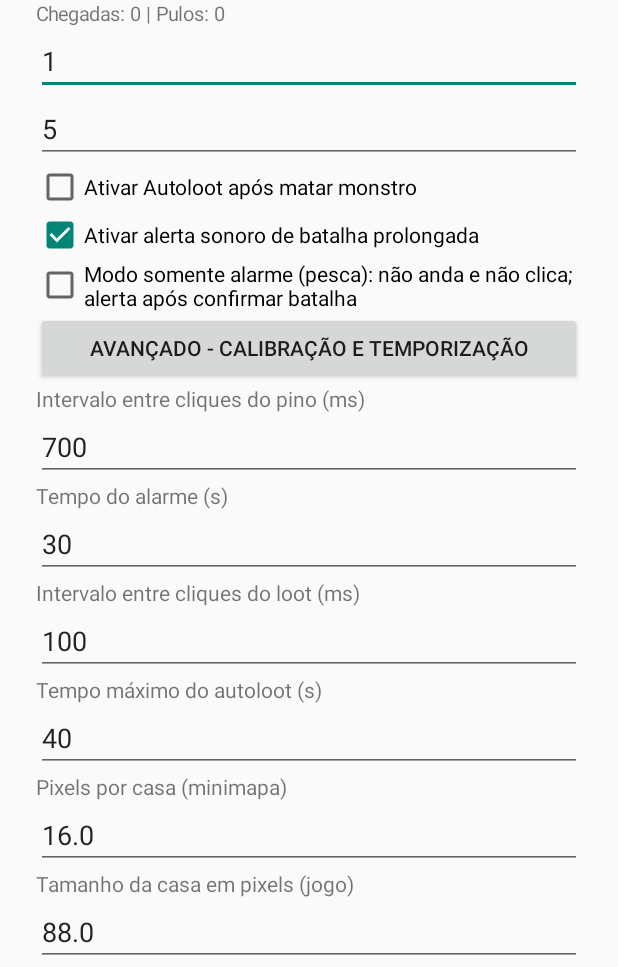
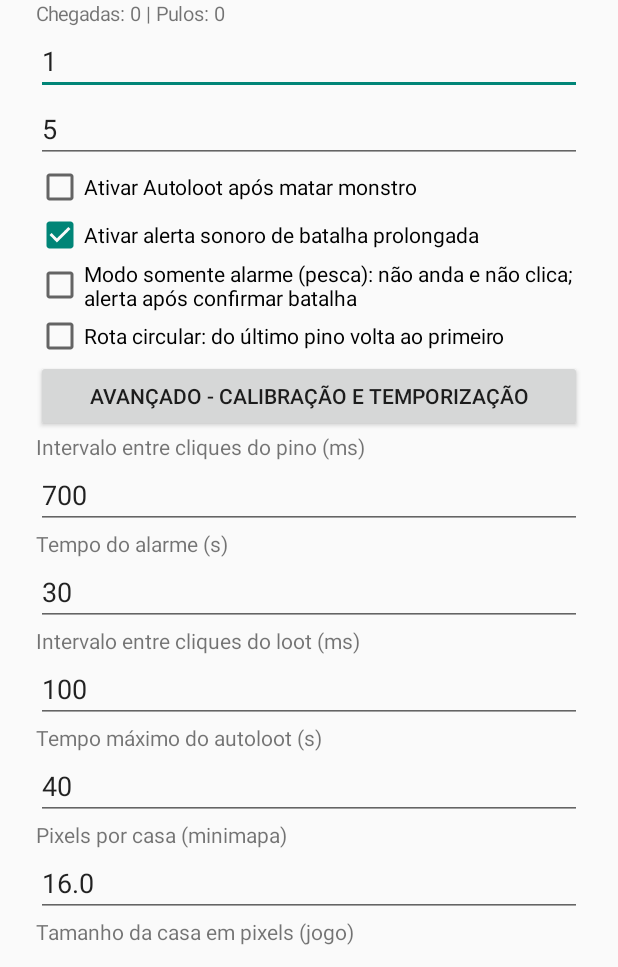
Before and after one commit to bruno2901a-sketch/cavebot, an Android app: the screen it shows after launch (MainActivity), after a tap on "AVANÇADO - CALIBRAÇÃO E TEMPORIZAÇÃO", on a phone screen of 412 x 824 dp, the part 269-1236 px from its top. Run offline under Robolectric (Android 15) with nearby library versions, the phone set to English and light mode, and no system bars.

Commit message:
Adiciona opção persistente de rota circular na interface

```diff
--- a/app/src/main/java/com/rotabot/MainActivity.kt
+++ b/app/src/main/java/com/rotabot/MainActivity.kt
@@ -103,6 +103,11 @@ class MainActivity : ComponentActivity() {
         val checkSoAlarme = CheckBox(this).apply {
             text = "Modo somente alarme (pesca): não anda e não clica; alerta após confirmar batalha"
             isChecked = prefs.getBoolean("so_alarme", false)
+        }
+
+        val checkCircular = CheckBox(this).apply {
+            text = "Rota circular: do último pino volta ao primeiro"
+            isChecked = prefs.getBoolean("modo_circular", false)
         }
 
         val labelVolume = TextView(this).apply { text = "Volume do Alerta:" }
@@ -270,6 +275,7 @@ class MainActivity : ComponentActivity() {
                     .putBoolean("usa_loot", checkLoot.isChecked)
                     .putBoolean("usa_alerta", checkAlerta.isChecked)
                     .putBoolean("so_alarme", checkSoAlarme.isChecked)
+                    .putBoolean("modo_circular", checkCircular.isChecked)
                     .putInt("volume_alerta", seekVolume.progress)
                     .putString("uri_som", uriSomSelecionado)
                     .putInt("marcador_inicio", a)
@@ -295,6 +301,7 @@ class MainActivity : ComponentActivity() {
                     .putExtra(BotService.EXTRA_USA_LOOT, checkLoot.isChecked)
                     .putExtra(BotService.EXTRA_USA_ALERTA, usaAlertaFinal)
                     .putExtra(BotService.EXTRA_SO_ALARME, modoSoAlarme)
+                    .putExtra(BotService.EXTRA_MODO_CIRCULAR, checkCircular.isChecked)
                     .putExtra(BotService.EXTRA_VOLUME, seekVolume.progress)
                     .putExtra(BotService.EXTRA_URI_SOM, uriSomSelecionado)
                     .putExtra(BotService.EXTRA_ALARME_S, alarmeS)
@@ -319,6 +326,7 @@ class MainActivity : ComponentActivity() {
         tela.addView(checkLoot)
         tela.addView(checkAlerta)
         tela.addView(checkSoAlarme)
+        tela.addView(checkCircular)
         containerAvancado.addView(labelTempoAlarme)
         containerAvancado.addView(editTempoAlarme)
         containerAvancado.addView(labelIntervaloLoot)
```
